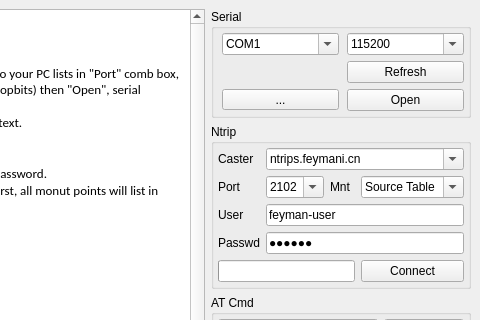
Above: gui/mainwindow.ui from linlintaotao/trident3.0 before the change; both pictures show x 310 to 790 and y 0 to 320 of the 790 by 575 pixel window. Below: the same form after it.
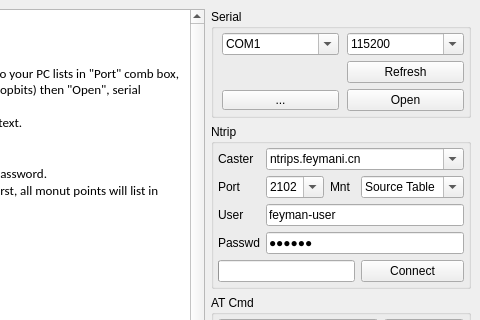
That is the form after the change.

Commit message: update mainwindow size

Patch:
```diff
--- a/gui/mainwindow.ui
+++ b/gui/mainwindow.ui
@@ -726,6 +726,12 @@
                <verstretch>0</verstretch>
               </sizepolicy>
              </property>
+             <property name="maximumSize">
+              <size>
+               <width>16777215</width>
+               <height>20</height>
+              </size>
+             </property>
              <property name="toolTip">
               <string>Multi serial port interface</string>
              </property>
```
Left out of the diff: 6 changed lines with no effect on the pictures. The commit also changes 1 other file.
